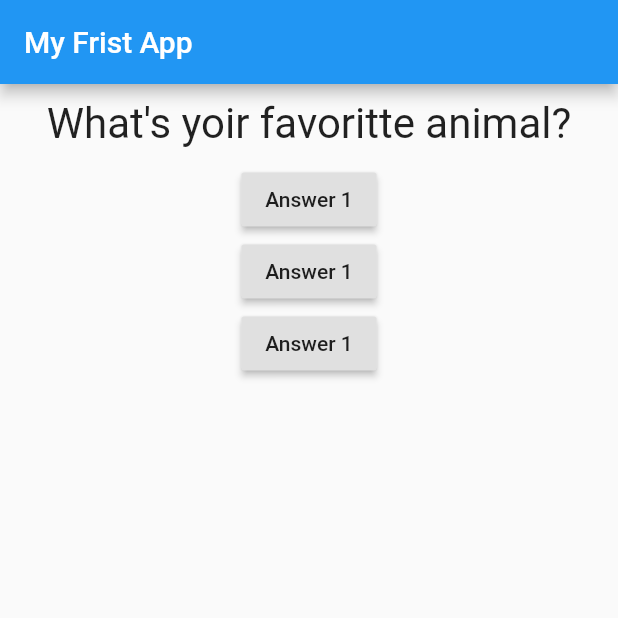
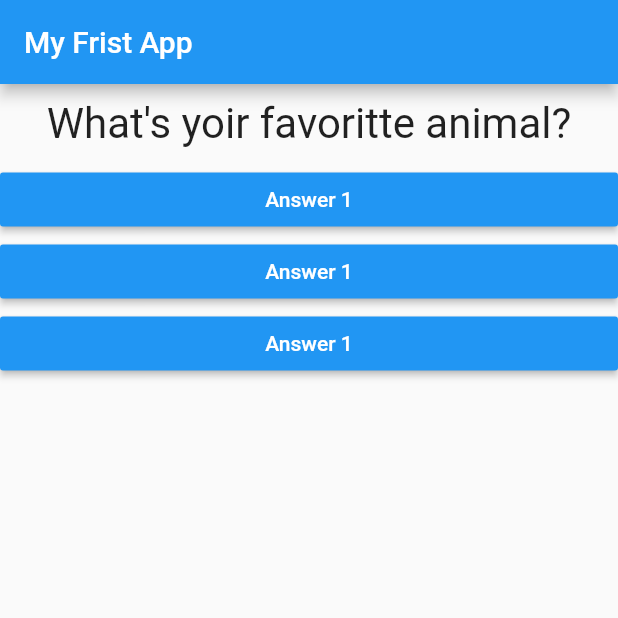
Before and after one commit to wilhwilh/flutter_first_guide, a Flutter app: the screen it shows after launch, after a tap on "Answer 1", on a phone screen of 412 x 824 dp, the top half of it. Run offline on Flutter 3.47's test engine with Material 2 defaults, Android fonts, the phone set to English and light mode, and no system bars.

Commit message:
new custom widget Answer. and correct use of stateful widget

```diff
--- /dev/null
+++ b/lib/answer.dart
@@ -0,0 +1,20 @@
+import 'package:flutter/material.dart';
+
+class Answer extends StatelessWidget {
+  final Function selectHandler;
+
+  Answer(this.selectHandler);
+
+  @override
+  Widget build(BuildContext context) {
+    return Container(
+      width: double.infinity,
+      child: RaisedButton(
+        color: Colors.blue,
+        textColor: Colors.white,
+        child: Text('Answer 1'),
+        onPressed: selectHandler,
+      ),
+    );
+  }
+}
--- a/lib/main.dart
+++ b/lib/main.dart
@@ -1,6 +1,7 @@
 import 'package:flutter/material.dart';
 
 import './question.dart';
+import './answer.dart';
 
 // void main() {
 //   runApp(MyApp());
@@ -20,7 +21,7 @@ class MyApp extends StatefulWidget {
 class _MyAppState extends State<MyApp> {
   var _questionIndex = 0;
 
-  void answerQuestion() {
+  void _answerQuestion() {
     // function to force re render of ui
     setState(() {
       _questionIndex = _questionIndex + 1;
@@ -44,21 +45,9 @@ class _MyAppState extends State<MyApp> {
             Question(
               questions[_questionIndex],
             ),
-            RaisedButton(
-              child: Text('Answer 1'),
-              onPressed: answerQuestion,
-            ),
-            RaisedButton(
-              child: Text('Answer 1'),
-              onPressed: () => print('Answer 2 choosen!'),
-            ),
-            RaisedButton(
-              child: Text('Answer 1'),
-              onPressed: () {
-                // ...
-                print('Answer 3 chosen');
-              },
-            ),
+            Answer(_answerQuestion),
+            Answer(_answerQuestion),
+            Answer(_answerQuestion),
           ],
         ),
       ),
```
